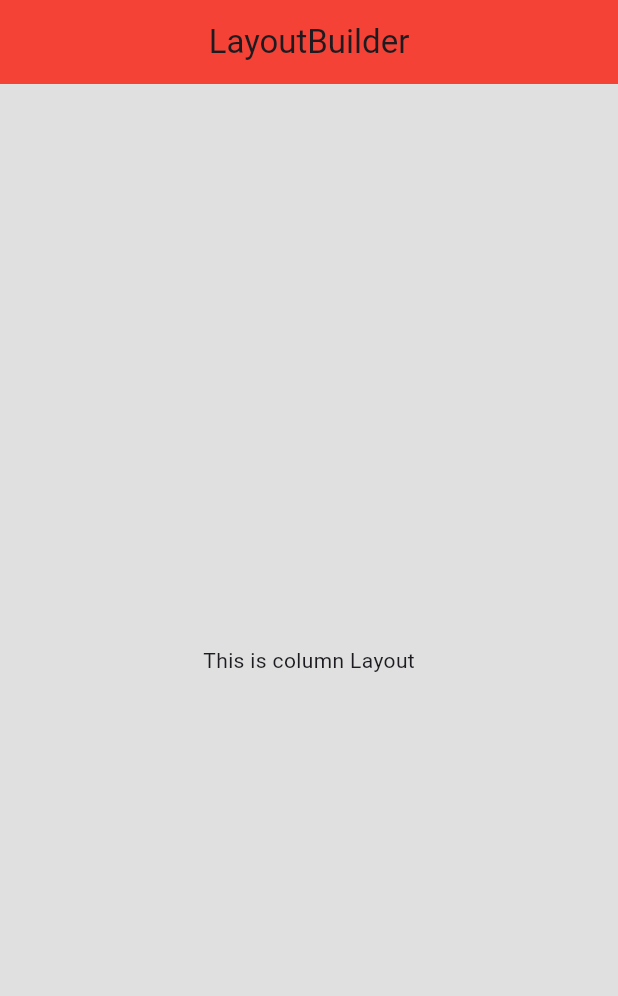
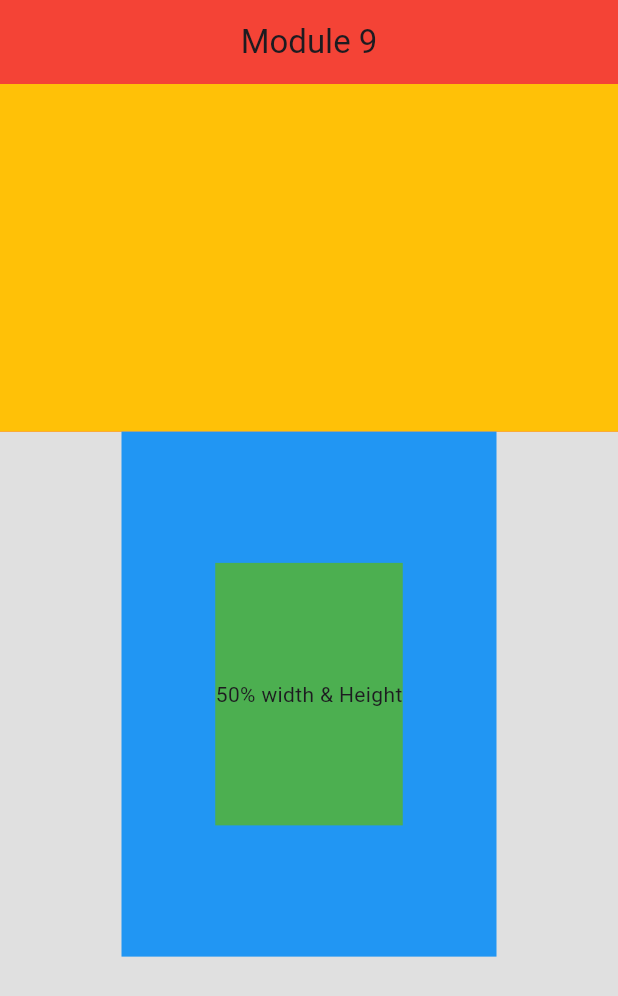
Before and after one commit to santorasu/flutter_module_9, a Flutter app: the screen it shows after launch, on a phone screen of 412 x 824 dp. Shown: the top 996 px of the screen. Run offline on Flutter 3.47's test engine with Material 3 defaults, Android fonts, the phone set to English and light mode, and no system bars.

Commit message:
Aspect Ratio | FractionallySizedBox | Expanded

```diff
--- a/lib/main.dart
+++ b/lib/main.dart
@@ -1,6 +1,7 @@
 import 'package:flutter/material.dart';
 
 import 'module_9_class_1.dart';
+import 'module_9_class_2.dart';
 
 void main() {
   runApp(const MyApp()); // Fixed class name capitalization
@@ -24,7 +25,7 @@ class MyApp extends StatelessWidget {
               style: ElevatedButton.styleFrom(
                   backgroundColor: Colors.red, foregroundColor: Colors.white))),
       title: 'Module 9 Wrap',
-      home: LayoutBuilderOstad(),
+      home: ModuleNine(),
     );
   }
 }
--- a/lib/module_9_class_1.dart
+++ b/lib/module_9_class_1.dart
@@ -59,13 +59,19 @@ class LayoutBuilderOstad extends StatelessWidget {
       ),
       body: LayoutBuilder(
         builder: (context, constraints) {
-          if(constraints.maxWidth>1200){
+          if(constraints.maxWidth>600){
             return Center(
-              child: Text("This is table Layout"),
+              child: Text("This is table Layout",style: TextStyle(
+                fontSize: 30,
+                color: Colors.blue
+              ),),
             );
           }else{
             return Center(
-              child: Text("This is column Layout"),
+              child: Text("This is column Layout",style: TextStyle(
+                fontSize: 30,
+                color: Colors.amber
+              ),),
             );
           }
         }),
--- /dev/null
+++ b/lib/module_9_class_2.dart
@@ -0,0 +1,43 @@
+import 'package:flutter/material.dart';
+
+class ModuleNine extends StatelessWidget {
+  const ModuleNine({super.key});
+
+  @override
+  Widget build(BuildContext context) {
+    return Scaffold(
+      appBar: AppBar(
+        title: const Text("Module 9"),
+      ),
+      body: Column(
+        children: [
+          Container(
+            color: Colors.redAccent,
+            child: AspectRatio(aspectRatio: 16/9,
+            child: Container(
+              color: Colors.amber,
+            ),),
+          ),
+
+         Center(
+           child: Container(
+             height: 350,
+             width: 250,
+             color: Colors.blue,
+             child: FractionallySizedBox(
+               widthFactor: 0.5,
+               heightFactor: 0.5,
+               child: Container(
+                 color: Colors.green,
+                 width: 100,
+                 height: 100,
+                 child: Center(child: Text("50% width & Height"),),
+               ),
+             ),
+           ),
+         )
+        ],
+      ),
+    );
+  }
+}
```
